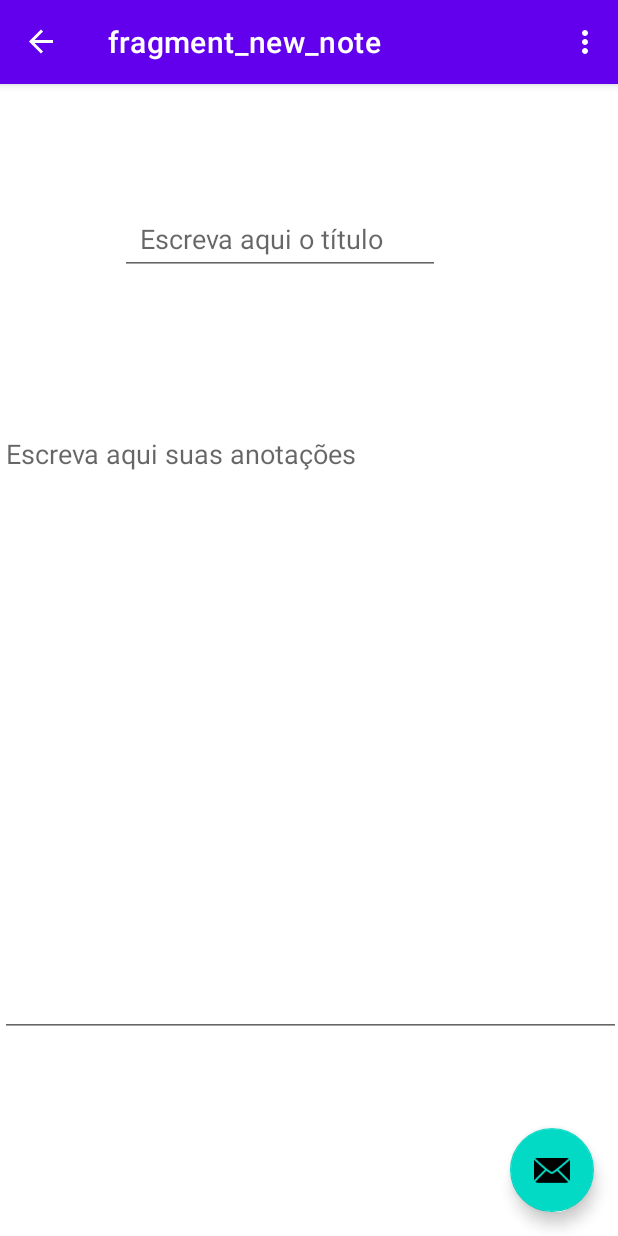
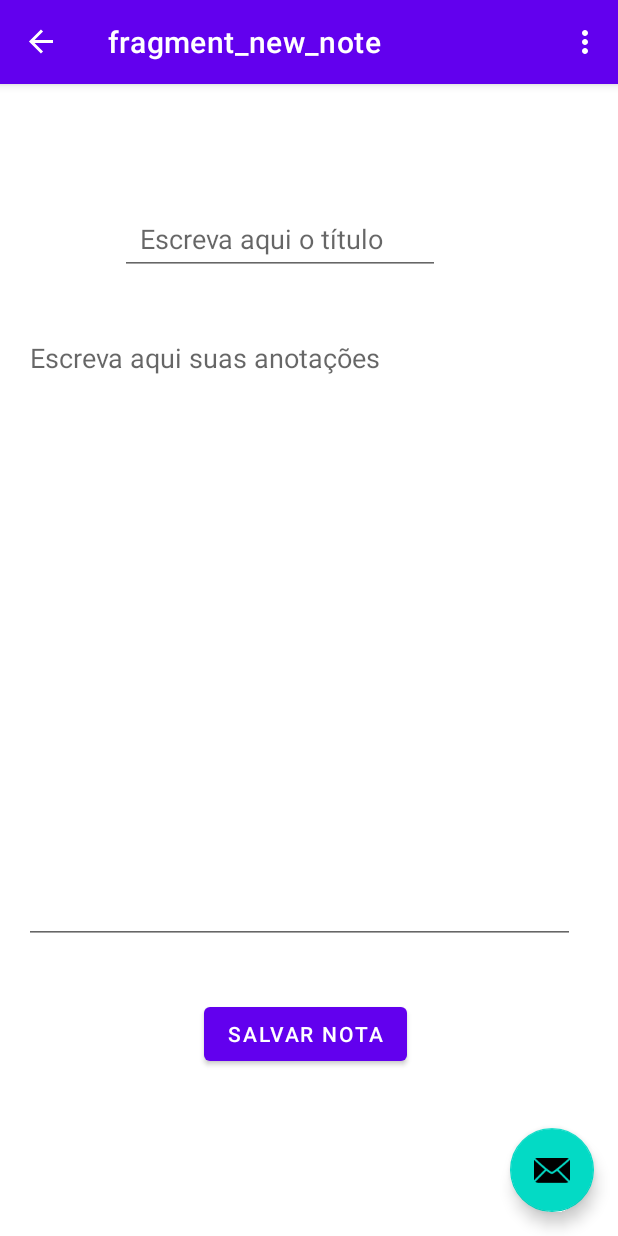
Before and after one commit to victorlelissoares/TrabFinal_Diario_VictorLelisSoares, an Android app: the NewNoteFragment screen opened through its navigation route, on a phone screen of 412 x 824 dp. Run offline under Robolectric (Android 15) with nearby library versions, the phone set to English and light mode, and no system bars; our stand-ins replace navigation-ui.

Commit message:
implemented class note.

```diff
--- a/app/src/main/java/com/example/trabfinal_diario_victorlelissoares/NewNoteFragment.java
+++ b/app/src/main/java/com/example/trabfinal_diario_victorlelissoares/NewNoteFragment.java
@@ -1,64 +1,63 @@
 package com.example.trabfinal_diario_victorlelissoares;
 
 import android.os.Bundle;
-
-import androidx.fragment.app.Fragment;
-
 import android.view.LayoutInflater;
 import android.view.View;
 import android.view.ViewGroup;
 
-/**
- * A simple {@link Fragment} subclass.
- * Use the {@link NewNoteFragment#newInstance} factory method to
- * create an instance of this fragment.
- */
+import androidx.annotation.NonNull;
+import androidx.fragment.app.Fragment;
+import androidx.navigation.fragment.NavHostFragment;
+
+import com.example.trabfinal_diario_victorlelissoares.databinding.FragmentNewNoteBinding;
+
 public class NewNoteFragment extends Fragment {
 
-    // TODO: Rename parameter arguments, choose names that match
-    // the fragment initialization parameters, e.g. ARG_ITEM_NUMBER
-    private static final String ARG_PARAM1 = "param1";
-    private static final String ARG_PARAM2 = "param2";
+    private FragmentNewNoteBinding binding;
+    Note newNote;
+    User actualUser;
+    DBHelper db;
 
-    // TODO: Rename and change types of parameters
-    private String mParam1;
-    private String mParam2;
+    @Override
+    public View onCreateView(
+            LayoutInflater inflater, ViewGroup container,
+            Bundle savedInstanceState
+    ) {
 
-    public NewNoteFragment() {
-        // Required empty public constructor
+        binding = FragmentNewNoteBinding.inflate(inflater, container, false);
+        return binding.getRoot();
+
     }
 
-    /**
-     * Use this factory method to create a new instance of
-     * this fragment using the provided parameters.
-     *
-     * @param param1 Parameter 1.
-     * @param param2 Parameter 2.
-     * @return A new instance of fragment NewNoteFragment.
-     */
-    // TODO: Rename and change types and number of parameters
-    public static NewNoteFragment newInstance(String param1, String param2) {
-        NewNoteFragment fragment = new NewNoteFragment();
-        Bundle args = new Bundle();
-        args.putString(ARG_PARAM1, param1);
-        args.putString(ARG_PARAM2, param2);
-        fragment.setArguments(args);
-        return fragment;
+    public void onViewCreated(@NonNull View view, Bundle savedInstanceState) {
+        super.onViewCreated(view, savedInstanceState);
+
+        Bundle bundle = getArguments();
+
+        if (bundle != null){
+            //recupera informações do usuario que está adicionando a nota
+            actualUser = (User) bundle.getSerializable("userOfNote");
+        }
+
+        binding.btnSaveNote.setOnClickListener(new View.OnClickListener() {
+            @Override
+            public void onClick(View v) {
+                newNote = new Note();
+                newNote.setExternIdUser(actualUser.getIdUser());
+                newNote.setNoteTitle(binding.txtTitulo.getText().toString());
+                newNote.setNoteText(binding.txtNote.getText().toString());
+                db.insereNote(newNote);
+                NavHostFragment.findNavController(NewNoteFragment.this).navigate(R.id.action_newNoteFragment_to_displayNotesFragment, bundle);
+
+            }
+        });
+
     }
 
     @Override
-    public void onCreate(Bundle savedInstanceState) {
-        super.onCreate(savedInstanceState);
-        if (getArguments() != null) {
-            mParam1 = getArguments().getString(ARG_PARAM1);
-            mParam2 = getArguments().getString(ARG_PARAM2);
-        }
+    public void onDestroyView() {
+        super.onDestroyView();
+        binding = null;
     }
 
-    @Override
-    public View onCreateView(LayoutInflater inflater, ViewGroup container,
-                             Bundle savedInstanceState) {
-        // Inflate the layout for this fragment
-        return inflater.inflate(R.layout.fragment_new_note, container, false);
-    }
 }
--- a/app/src/main/java/com/example/trabfinal_diario_victorlelissoares/Note.java
+++ b/app/src/main/java/com/example/trabfinal_diario_victorlelissoares/Note.java
@@ -44,9 +44,6 @@ public class Note implements Serializable {
 
     @Override
     public String toString() {
-        return "Note{" +
-                "noteTitle='" + noteTitle + '\'' +
-                ", noteText='" + noteText + '\'' +
-                '}';
+        return this.getNoteTitle();
     }
 }
--- a/app/src/main/java/com/example/trabfinal_diario_victorlelissoares/User.java
+++ b/app/src/main/java/com/example/trabfinal_diario_victorlelissoares/User.java
@@ -6,7 +6,7 @@ public class User implements Serializable {
     private int idUser;
     private String nome;
     private String email;
-    private byte[] foto;
+    //private byte[] foto;
     private String senha;//substituir futuramente pelo hash da senha ao inves da própria
     //fora a foto do usuario
 
--- a/app/src/main/res/layout/fragment_login.xml
+++ b/app/src/main/res/layout/fragment_login.xml
@@ -55,7 +55,7 @@
             android:id="@+id/textView"
             android:layout_width="112dp"
             android:layout_height="31dp"
-            android:layout_marginStart="10dp"
+            android:layout_marginStart="24dp"
             android:layout_marginTop="2dp"
             android:text="Registrar"
             app:layout_constraintStart_toStartOf="parent"
--- a/app/src/main/res/layout/fragment_new_note.xml
+++ b/app/src/main/res/layout/fragment_new_note.xml
@@ -9,9 +9,10 @@
 
     <EditText
         android:id="@+id/txtNote"
-        android:layout_width="414dp"
-        android:layout_height="411dp"
-        android:layout_marginTop="224dp"
+        android:layout_width="367dp"
+        android:layout_height="413dp"
+        android:layout_marginStart="16dp"
+        android:layout_marginTop="160dp"
         android:ems="10"
         android:gravity="start|top"
         android:hint="Escreva aqui suas anotações"
@@ -31,4 +32,14 @@
         android:minHeight="48dp"
         app:layout_constraintStart_toStartOf="parent"
         app:layout_constraintTop_toTopOf="parent" />
+
+    <Button
+        android:id="@+id/btnSaveNote"
+        android:layout_width="wrap_content"
+        android:layout_height="wrap_content"
+        android:layout_marginStart="136dp"
+        android:layout_marginTop="36dp"
+        android:text="@string/saveNote"
+        app:layout_constraintStart_toStartOf="parent"
+        app:layout_constraintTop_toBottomOf="@+id/txtNote" />
 </androidx.constraintlayout.widget.ConstraintLayout>
--- a/app/src/main/res/values/strings.xml
+++ b/app/src/main/res/values/strings.xml
@@ -1,5 +1,5 @@
 <resources>
-    <string name="app_name">TrabFinal_Diario_VictorLelisSoares</string>
+    <string name="app_name">Diário</string>
     <string name="action_settings">Settings</string>
     <!-- Strings used for fragments for navigation -->
     <string name="first_fragment_label">First Fragment</string>
@@ -15,6 +15,10 @@
     <string name="loginPassword">Digite a Senha</string>
     <string name="btnAcess">Acessar</string>
 
+    <string name="btnNewNote">Adicionar nota</string>
+
+    <string name="saveNote">Salvar Nota</string>
+
     <string name="btnRegister">Registrar</string>
     <!-- TODO: Remove or change this placeholder text -->
     <string name="hello_blank_fragment">Hello blank fragment</string>
```
Also changed, not shown: app/src/main/java/com/example/trabfinal_diario_victorlelissoares/DBHelper.java (+71 -1 lines), app/src/main/java/com/example/trabfinal_diario_victorlelissoares/DisplayNotesFragment.java (+42 -45 lines), app/src/main/java/com/example/trabfinal_diario_victorlelissoares/LoginFragment.java (+6 -2 lines), app/src/main/res/layout/fragment_display_notes.xml (+23 -20 lines).
